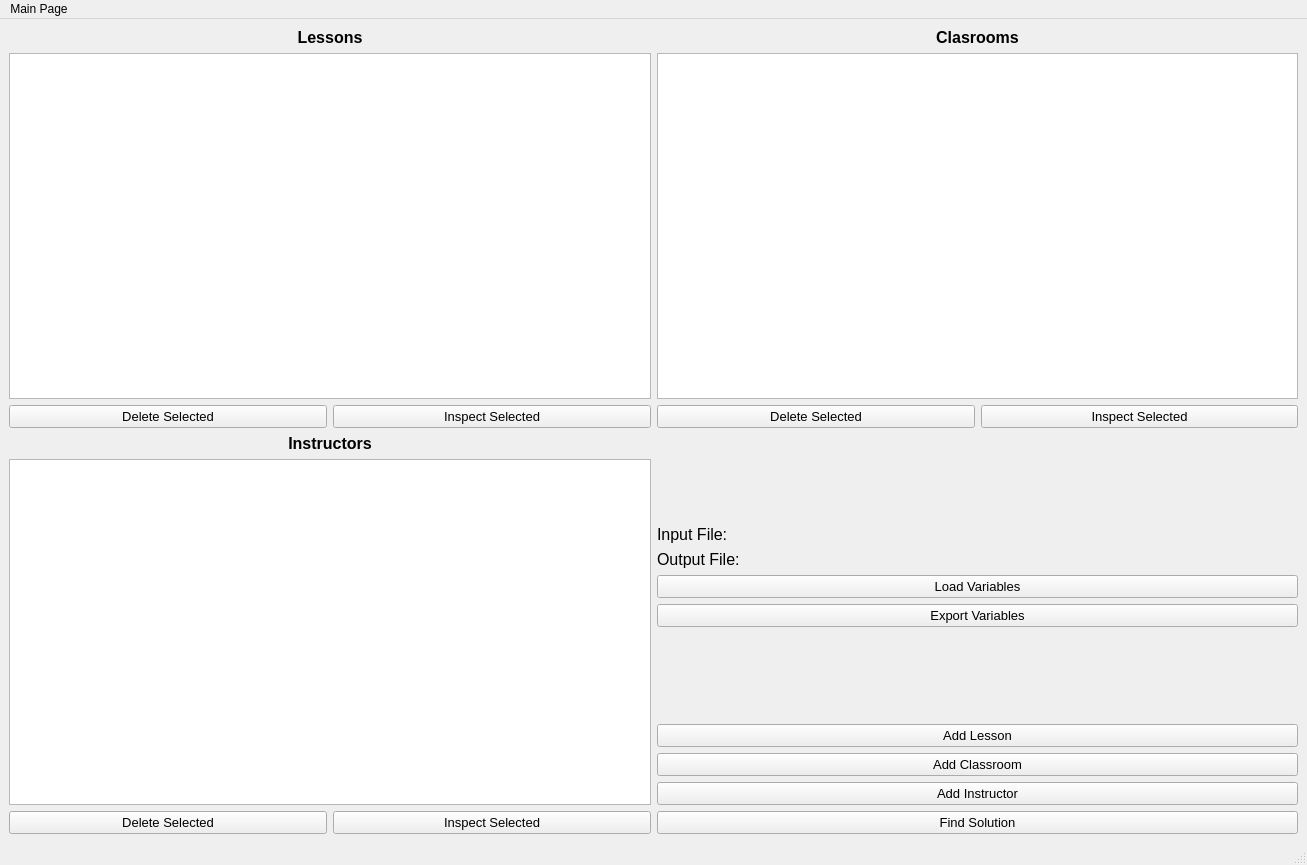
This is view_ui_files/main_page.ui in Berkay-Ates/yoneylem as Qt 5 draws it before an edit. The edited form follows.
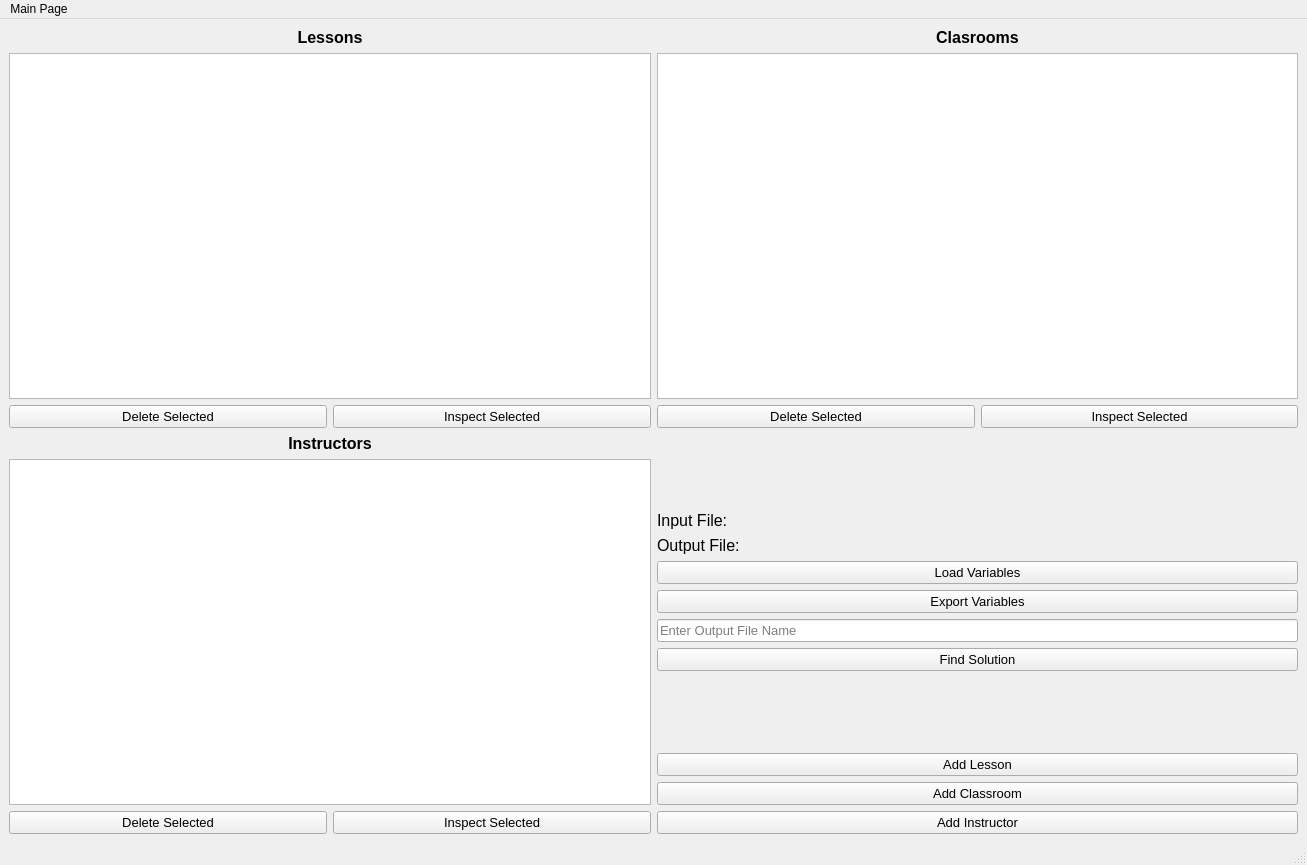
This is the edited form.

Commit message: feat: add output file name input field and find solution button to main page

```diff
--- a/view_ui_files/main_page.ui
+++ b/view_ui_files/main_page.ui
@@ -252,6 +252,33 @@
         </property>
        </widget>
       </item>
+      <item>
+       <widget class="QLineEdit" name="lineEdit_outupt_file_name">
+        <property name="font">
+         <font>
+          <pointsize>10</pointsize>
+         </font>
+        </property>
+        <property name="text">
+         <string/>
+        </property>
+        <property name="placeholderText">
+         <string>Enter Output File Name</string>
+        </property>
+       </widget>
+      </item>
+      <item>
+       <widget class="QPushButton" name="pushButton_find_solution">
+        <property name="font">
+         <font>
+          <pointsize>10</pointsize>
+         </font>
+        </property>
+        <property name="text">
+         <string>Find Solution</string>
+        </property>
+       </widget>
+      </item>
       <item>
        <spacer name="verticalSpacer">
         <property name="orientation">
@@ -301,18 +328,6 @@
         </property>
        </widget>
       </item>
-      <item>
-       <widget class="QPushButton" name="pushButton_find_solution">
-        <property name="font">
-         <font>
-          <pointsize>10</pointsize>
-         </font>
-        </property>
-        <property name="text">
-         <string>Find Solution</string>
-        </property>
-       </widget>
-      </item>
      </layout>
     </item>
    </layout>
```
The commit also changes 1 other file.
